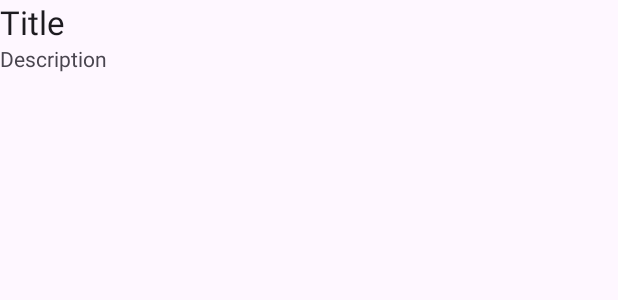
After one commit to WadhahEssam/HeadFirstProject, an Android app: the layout workout_detail_fragment.xml on its own in the app's theme, with its tools: preview values and no code run, on a phone screen of 412 x 824 dp. The commit adds this screen. Shown: the top 300 px of the screen. Run offline under Robolectric (Android 15) with nearby library versions, the phone set to English and light mode, and no system bars.

Commit message:
fragment stuff

```diff
--- a/app/src/main/AndroidManifest.xml
+++ b/app/src/main/AndroidManifest.xml
@@ -23,6 +23,8 @@
         <activity android:name=".FrameLayoutActivity" />
         <activity android:name=".ConstraintLayoutActivity" />
         <activity android:name=".StarBuzz.StarBuzzMainActivity" />
+        <activity android:name=".Workout.WorkoutMainActivity" />
+        <activity android:name=".Workout.WorkoutDetailActivity" />
         <activity
             android:name=".MainActivity"
             android:exported="true">
--- /dev/null
+++ b/app/src/main/java/com/example/myapplication/Workout/WorkoutListFragment.java
@@ -0,0 +1,4 @@
+package com.example.myapplication.Workout;
+
+public class WorkoutListFragment {
+}
--- /dev/null
+++ b/app/src/main/res/layout/workout_detail_fragment.xml
@@ -0,0 +1,21 @@
+<?xml version="1.0" encoding="utf-8"?>
+<LinearLayout xmlns:android="http://schemas.android.com/apk/res/android"
+    android:id="@+id/workout_detail_fragment"
+    android:layout_width="match_parent"
+    android:layout_height="match_parent"
+    android:orientation="vertical">
+
+    <TextView
+        android:layout_width="wrap_content"
+        android:layout_height="wrap_content"
+        android:textAppearance="?android:attr/textAppearanceLarge"
+        android:text="Title"
+        android:id="@+id/workout_title_text" />
+
+    <TextView
+        android:layout_width="wrap_content"
+        android:layout_height="wrap_content"
+        android:text="Description"
+        android:id="@+id/workout_description_key" />
+
+</LinearLayout>
```
Also changed, not shown: app/src/main/java/com/example/myapplication/MainActivity.java (+7 -1 lines), app/src/main/java/com/example/myapplication/Workout/Workout.java (added, +33 -0 lines), app/src/main/java/com/example/myapplication/Workout/WorkoutDetailActivity.java (added, +49 -0 lines), app/src/main/java/com/example/myapplication/Workout/WorkoutDetailFragment.java (added, +48 -0 lines), app/src/main/java/com/example/myapplication/Workout/WorkoutMainActivity.java (added, +31 -0 lines).
